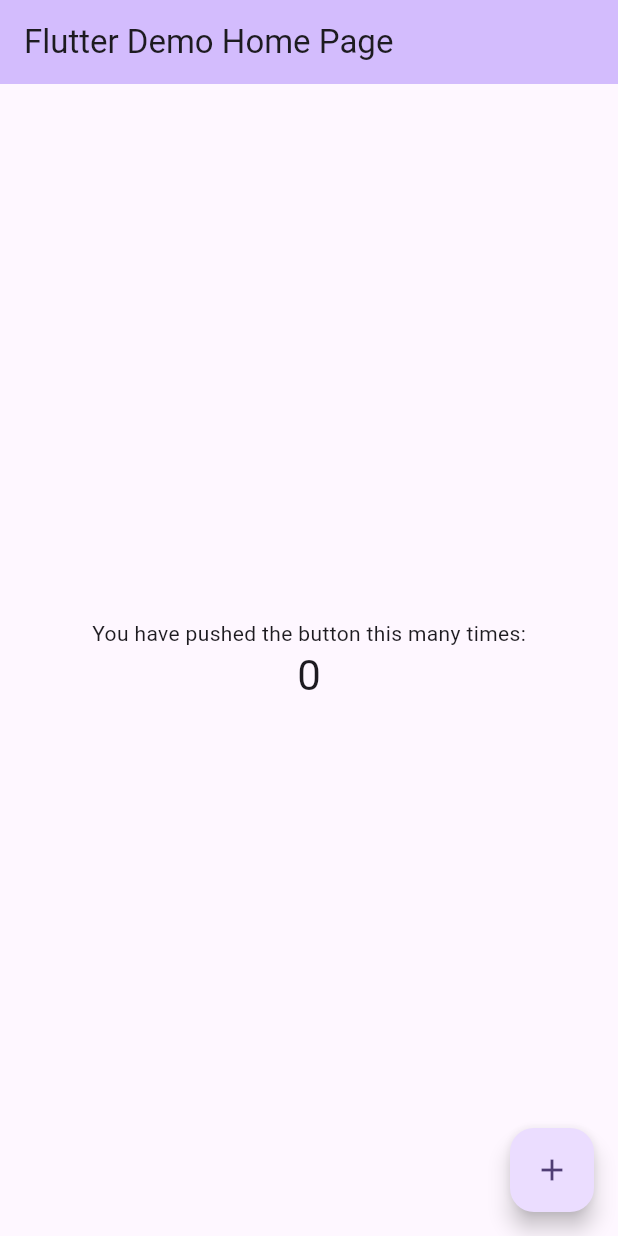
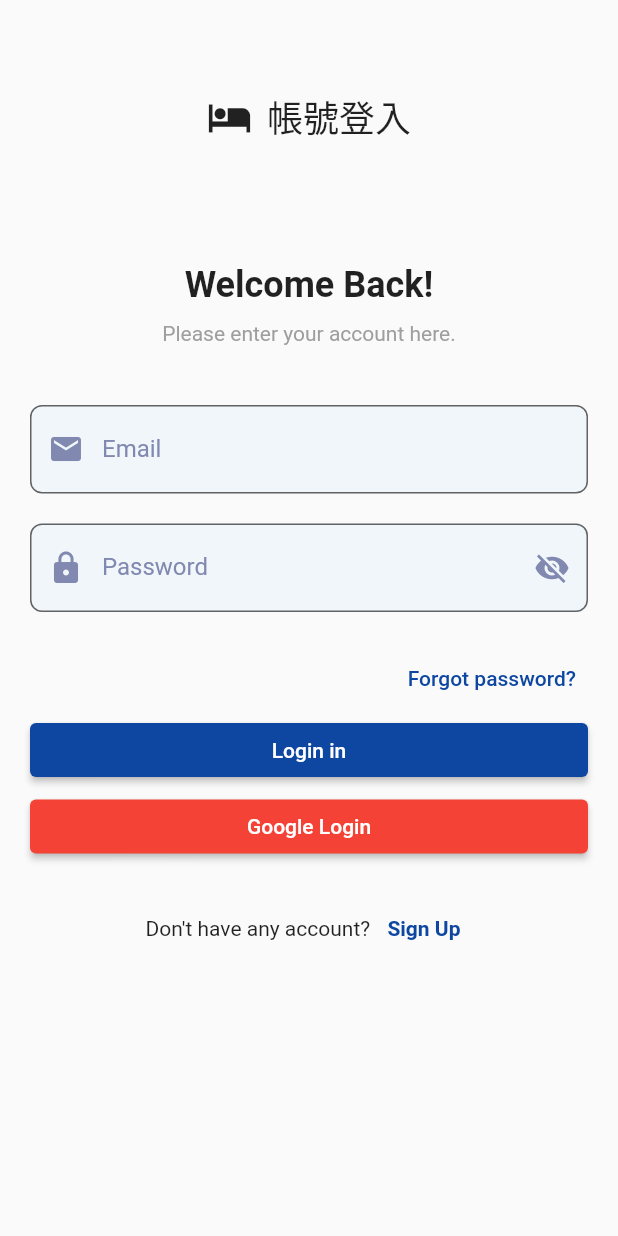
Before and after one commit to nelsonchung/nelson_checkincheckout, a Flutter app: the screen it shows after launch, on a phone screen of 412 x 824 dp. Run offline on Flutter 3.47's test engine with Material 2 defaults, Android fonts, the phone set to English and light mode, and no system bars; our stand-ins replace firebase_auth, firebase_core, google_sign_in, shared_preferences; accounts and stored records are empty.

Commit message:
功能 1. lib/login_page.dart - 有完整的帳號密碼UI設計頁面。多一個Google Login按鈕，負責處理Google登入事項。 2. lib/main_page.dart - 設計有bottomnavigatorbar的五個頁面設計。 3. lib/main.dart -  啟動後進入LoginPage

```diff
--- /dev/null
+++ b/lib/login_page.dart
@@ -0,0 +1,197 @@
+/*
+ * This program is free software: you can redistribute it and/or modify
+ * it under the terms of the GNU General Public License as published by
+ * the Free Software Foundation, either version 3 of the License, or
+ * (at your option) any later version.
+ *
+ * This program is distributed in the hope that it will be useful,
+ * but WITHOUT ANY WARRANTY; without even the implied warranty of
+ * MERCHANTABILITY or FITNESS FOR A PARTICULAR PURPOSE. See the
+ * GNU General Public License for more details.
+ *
+ * You should have received a copy of the GNU General Public License
+ * along with this program. If not, see <http://www.gnu.org/licenses/>.
+ *
+ * Author: Nelson Chung
+ * Creation Date: September 6, 2023
+ */
+
+import 'package:flutter/material.dart';
+import 'main_page.dart';
+import 'package:flutter/material.dart';
+import 'package:firebase_auth/firebase_auth.dart';
+import 'package:google_sign_in/google_sign_in.dart';
+import 'package:shared_preferences/shared_preferences.dart';
+import 'dart:convert';
+
+
+class LoginPage extends StatefulWidget {
+  @override
+  _LoginPageState createState() => _LoginPageState();
+}
+
+class _LoginPageState extends State<LoginPage> {
+  bool _isObscured = true;
+
+  Future<void> _handleGoogleSignIn(BuildContext context) async {
+    try {
+      // Trigger the authentication flow
+      final GoogleSignInAccount? googleUser = await GoogleSignIn().signIn();
+
+      // Obtain the auth details from the request
+      final GoogleSignInAuthentication? googleAuth = await googleUser?.authentication;
+
+      // Create a new credential
+      final credential = GoogleAuthProvider.credential(
+        accessToken: googleAuth?.accessToken,
+        idToken: googleAuth?.idToken,
+      );
+
+      // Once signed in, return the UserCredential
+      UserCredential userCredential = await FirebaseAuth.instance.signInWithCredential(credential);
+
+      // Show a success message using SnackBar
+      final snackBar = SnackBar(content: Text('登入成功！'));
+      ScaffoldMessenger.of(context).showSnackBar(snackBar);
+
+      // Save user data to shared preferences using JSON serialization
+      final userData = {
+        'id': userCredential.user?.uid,
+        'displayName': userCredential.user?.displayName,
+        'email': userCredential.user?.email,
+        'photoUrl': userCredential.user?.photoURL,
+      };
+      final prefs = await SharedPreferences.getInstance();
+      prefs.setString('user_data', jsonEncode(userData));
+
+      // Navigate to the main page (MainPage)
+      Navigator.of(context).pushReplacement(MaterialPageRoute(builder: (context) => MainPage()));
+    } catch (error) {
+      // Handle any errors that occurred during the Google Sign In process
+      print('Error occurred during Google Sign In: $error');
+
+      if (error is FirebaseAuthException) {
+        // Handle FirebaseAuthException
+        final snackBar = SnackBar(content: Text('登入失敗：${error.message}'));
+        ScaffoldMessenger.of(context).showSnackBar(snackBar);
+      } else {
+        // Handle other types of errors
+        final snackBar = SnackBar(content: Text('登入失敗！'));
+        ScaffoldMessenger.of(context).showSnackBar(snackBar);
+      }
+    }
+  }
+
+  InputDecoration _inputDecoration(IconData icon, String labelText) {
+    return InputDecoration(
+      fillColor: Color(0xFFF1F6FB),
+      filled: true,
+      prefixIcon: Icon(icon, color: Color(0xFF8189B0)),
+      labelText: labelText,
+      labelStyle: TextStyle(color: Color(0xFF8189B0)),
+      border: OutlineInputBorder(
+        borderRadius: BorderRadius.circular(8.0),
+      ),
+    );
+  }
+
+  @override
+  Widget build(BuildContext context) {
+    return Scaffold(
+      body: Padding(
+        padding: const EdgeInsets.all(20.0),
+        child: SingleChildScrollView(  // <-- 添加此行
+          child: Column(
+            mainAxisAlignment: MainAxisAlignment.center,
+            children: <Widget>[
+              Align(
+                alignment: Alignment.topCenter,
+                child: Padding(
+                  padding: const EdgeInsets.only(top: 40.0),
+                  child: Row(
+                    mainAxisAlignment: MainAxisAlignment.center,
+                    children: [
+                      Icon(Icons.hotel, size: 30.0),
+                      SizedBox(width: 10.0),
+                      Text('帳號登入', style: TextStyle(fontSize: 24.0)),
+                    ],
+                  ),
+                ),
+              ),
+              SizedBox(height: 80.0),
+              Text('Welcome Back!', style: TextStyle(fontWeight: FontWeight.bold, fontSize: 24.0)),
+              SizedBox(height: 10.0),
+              Text('Please enter your account here.', style: TextStyle(color: Colors.grey)),
+              SizedBox(height: 40.0),
+              TextField(
+                decoration: _inputDecoration(Icons.email, 'Email'),
+              ),
+              SizedBox(height: 20.0),
+              TextField(
+                obscureText: _isObscured,
+                decoration: _inputDecoration(Icons.lock, 'Password').copyWith(
+                  suffixIcon: IconButton(
+                    icon: Icon(_isObscured ? Icons.visibility_off : Icons.visibility, color: Color(0xFF8189B0)),
+                    onPressed: () {
+                      setState(() {
+                        _isObscured = !_isObscured;
+                      });
+                    },
+                  ),
+                ),
+              ),
+              SizedBox(height: 20.0),
+              Row(
+                mainAxisAlignment: MainAxisAlignment.end,
+                children: <Widget>[
+                  TextButton(
+                    child: Text('Forgot password?', style: TextStyle(color: Colors.blue[900])),
+                    onPressed: () {
+                      // TODO: Handle forgot password
+                    },
+                  ),
+                ],
+              ),
+              Container(
+                width: double.infinity,
+                child: ElevatedButton(
+                  onPressed: () {
+                    // 啟動 main_page.dart
+                    Navigator.of(context).pushReplacement(MaterialPageRoute(builder: (context) => MainPage()));
+                  },
+                  child: Text('Login in'),
+                  style: ElevatedButton.styleFrom(primary: Colors.blue[900], onPrimary: Colors.white),
+                ),
+              ),
+//
+              SizedBox(height: 3.0), // 加入這行，為按鈕提供間距
+              Container(
+                width: double.infinity,
+                child: ElevatedButton(
+                  onPressed: () => _handleGoogleSignIn(context),
+                  child: Text('Google Login'),
+                  style: ElevatedButton.styleFrom(primary: Colors.red, onPrimary: Colors.white),  // 使用Google的紅色
+                ),
+              ),
+              SizedBox(height: 20.0),
+              Center(
+                child: Row(
+                  mainAxisSize: MainAxisSize.min,
+                  children: <Widget>[
+                    Text("Don't have any account? "),
+                    TextButton(
+                      child: Text('Sign Up', style: TextStyle(color: Colors.blue[900], fontWeight: FontWeight.bold)),
+                      onPressed: () {
+                        // TODO: Handle sign up
+                      },
+                    ),
+                  ],
+                ),
+              ),
+            ],
+          ),
+        ),
+      ),
+    );
+  }
+}
--- a/lib/main.dart
+++ b/lib/main.dart
@@ -1,125 +1,42 @@
+/*
+ * This program is free software: you can redistribute it and/or modify
+ * it under the terms of the GNU General Public License as published by
+ * the Free Software Foundation, either version 3 of the License, or
+ * (at your option) any later version.
+ *
+ * This program is distributed in the hope that it will be useful,
+ * but WITHOUT ANY WARRANTY; without even the implied warranty of
+ * MERCHANTABILITY or FITNESS FOR A PARTICULAR PURPOSE. See the
+ * GNU General Public License for more details.
+ *
+ * You should have received a copy of the GNU General Public License
+ * along with this program. If not, see <http://www.gnu.org/licenses/>.
+ *
+ * Author: Nelson Chung
+ * Creation Date: September 11, 2023
+ */
+
 import 'package:flutter/material.dart';
+import 'login_page.dart';
+import 'package:firebase_core/firebase_core.dart';
 
+/*
 void main() {
-  runApp(const MyApp());
+  runApp(MyApp());
+}
+*/
+
+void main() async {
+  WidgetsFlutterBinding.ensureInitialized();
+  await Firebase.initializeApp();
+  runApp(MyApp());
 }
 
 class MyApp extends StatelessWidget {
-  const MyApp({super.key});
-
-  // This widget is the root of your application.
   @override
   Widget build(BuildContext context) {
     return MaterialApp(
-      title: 'Flutter Demo',
-      theme: ThemeData(
-        // This is the theme of your application.
-        //
-        // TRY THIS: Try running your application with "flutter run". You'll see
-        // the application has a blue toolbar. Then, without quitting the app,
-        // try changing the seedColor in the colorScheme below to Colors.green
-        // and then invoke "hot reload" (save your changes or press the "hot
-        // reload" button in a Flutter-supported IDE, or press "r" if you used
-        // the command line to start the app).
-        //
-        // Notice that the counter didn't reset back to zero; the application
-        // state is not lost during the reload. To reset the state, use hot
-        // restart instead.
-        //
-        // This works for code too, not just values: Most code changes can be
-        // tested with just a hot reload.
-        colorScheme: ColorScheme.fromSeed(seedColor: Colors.deepPurple),
-        useMaterial3: true,
-      ),
-      home: const MyHomePage(title: 'Flutter Demo Home Page'),
+      home: LoginPage(),  // 這裡已經被修改
     );
   }
 }
-
-class MyHomePage extends StatefulWidget {
-  const MyHomePage({super.key, required this.title});
-
-  // This widget is the home page of your application. It is stateful, meaning
-  // that it has a State object (defined below) that contains fields that affect
-  // how it looks.
-
-  // This class is the configuration for the state. It holds the values (in this
-  // case the title) provided by the parent (in this case the App widget) and
-  // used by the build method of the State. Fields in a Widget subclass are
-  // always marked "final".
-
-  final String title;
-
-  @override
-  State<MyHomePage> createState() => _MyHomePageState();
-}
-
-class _MyHomePageState extends State<MyHomePage> {
-  int _counter = 0;
-
-  void _incrementCounter() {
-    setState(() {
-      // This call to setState tells the Flutter framework that something has
-      // changed in this State, which causes it to rerun the build method below
-      // so that the display can reflect the updated values. If we changed
-      // _counter without calling setState(), then the build method would not be
-      // called again, and so nothing would appear to happen.
-      _counter++;
-    });
-  }
-
-  @override
-  Widget build(BuildContext context) {
-    // This method is rerun every time setState is called, for instance as done
-    // by the _incrementCounter method above.
-    //
-    // The Flutter framework has been optimized to make rerunning build methods
-    // fast, so that you can just rebuild anything that needs updating rather
-    // than having to individually change instances of widgets.
-    return Scaffold(
-      appBar: AppBar(
-        // TRY THIS: Try changing the color here to a specific color (to
-        // Colors.amber, perhaps?) and trigger a hot reload to see the AppBar
-        // change color while the other colors stay the same.
-        backgroundColor: Theme.of(context).colorScheme.inversePrimary,
-        // Here we take the value from the MyHomePage object that was created by
-        // the App.build method, and use it to set our appbar title.
-        title: Text(widget.title),
-      ),
-      body: Center(
-        // Center is a layout widget. It takes a single child and positions it
-        // in the middle of the parent.
-        child: Column(
-          // Column is also a layout widget. It takes a list of children and
-          // arranges them vertically. By default, it sizes itself to fit its
-          // children horizontally, and tries to be as tall as its parent.
-          //
-          // Column has various properties to control how it sizes itself and
-          // how it positions its children. Here we use mainAxisAlignment to
-          // center the children vertically; the main axis here is the vertical
-          // axis because Columns are vertical (the cross axis would be
-          // horizontal).
-          //
-          // TRY THIS: Invoke "debug painting" (choose the "Toggle Debug Paint"
-          // action in the IDE, or press "p" in the console), to see the
-          // wireframe for each widget.
-          mainAxisAlignment: MainAxisAlignment.center,
-          children: <Widget>[
-            const Text(
-              'You have pushed the button this many times:',
-            ),
-            Text(
-              '$_counter',
-              style: Theme.of(context).textTheme.headlineMedium,
-            ),
-          ],
-        ),
-      ),
-      floatingActionButton: FloatingActionButton(
-        onPressed: _incrementCounter,
-        tooltip: 'Increment',
-        child: const Icon(Icons.add),
-      ), // This trailing comma makes auto-formatting nicer for build methods.
-    );
-  }
-}
```
Also changed, not shown: lib/main_page.dart (added, +75 -0 lines), 1 other file.
